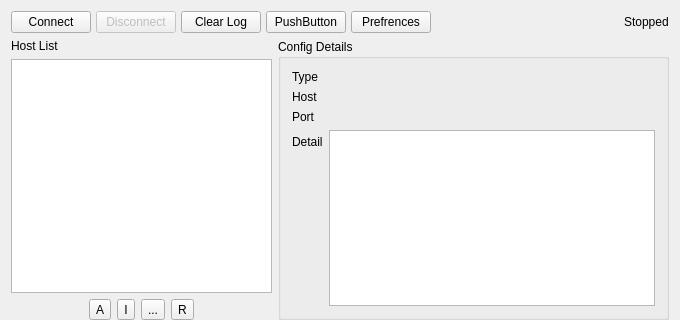
Qt form src/w_MainWindow.ui (darsvador/qvssr) before a commit; both pictures show x 0 to 680 and y 0 to 320 of the 680 by 555 pixel window.
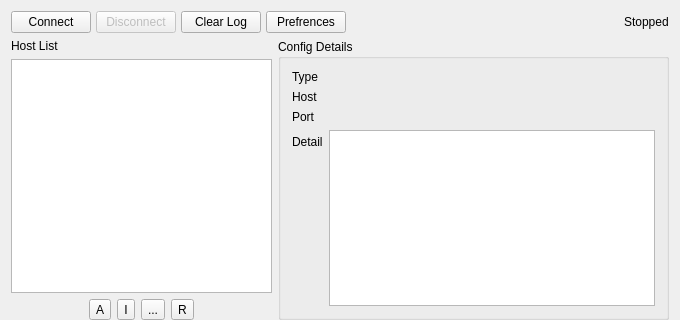
The same form after that commit. Icons and pictures are not drawn.

Commit message: [fix] Fixed some english translations and an extra button introduced by #52

Patch:
```diff
--- a/src/w_MainWindow.ui
+++ b/src/w_MainWindow.ui
@@ -37,7 +37,7 @@
    </property>
    <layout class="QGridLayout" name="gridLayout" columnstretch="2,3">
     <item row="0" column="0" colspan="2">
-     <layout class="QHBoxLayout" name="horizontalLayout" stretch="1,1,1,0,0,0,0">
+     <layout class="QHBoxLayout" name="horizontalLayout" stretch="1,1,1,0,0,0">
       <property name="spacing">
        <number>5</number>
       </property>
@@ -65,13 +65,6 @@
         </property>
        </widget>
       </item>
-      <item>
-       <widget class="QPushButton" name="pushButton">
-        <property name="text">
-         <string>PushButton</string>
-        </property>
-       </widget>
-      </item>
       <item>
        <widget class="QPushButton" name="prefrencesBtn">
         <property name="text">
```
The commit also changes 4 other files.
